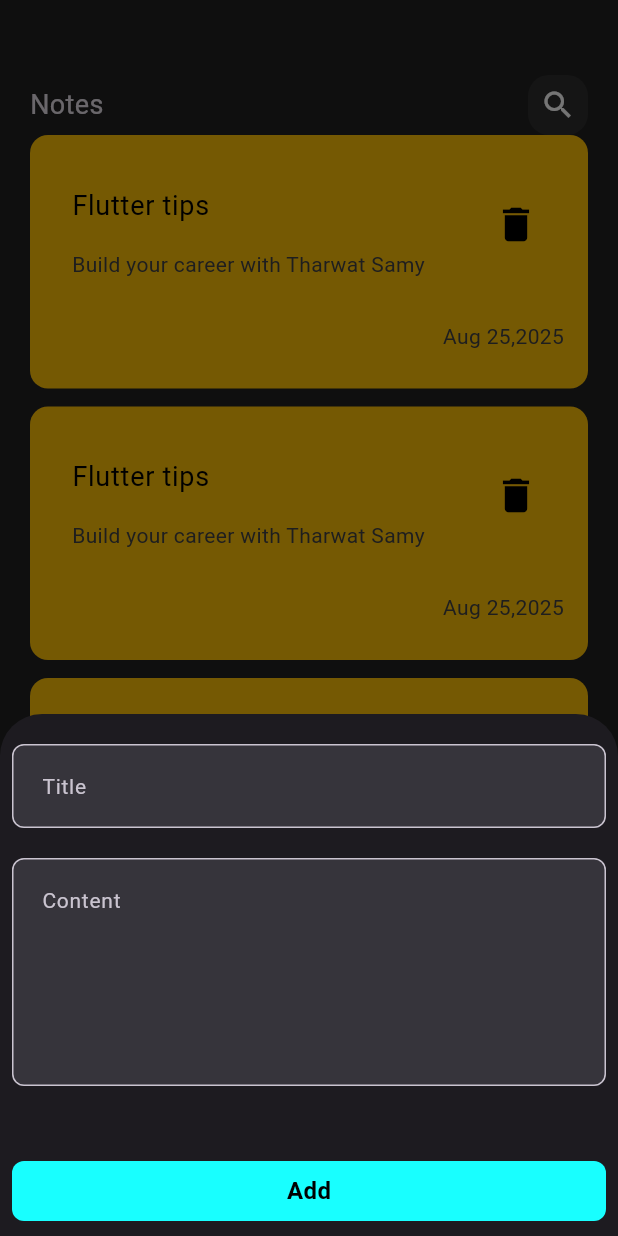
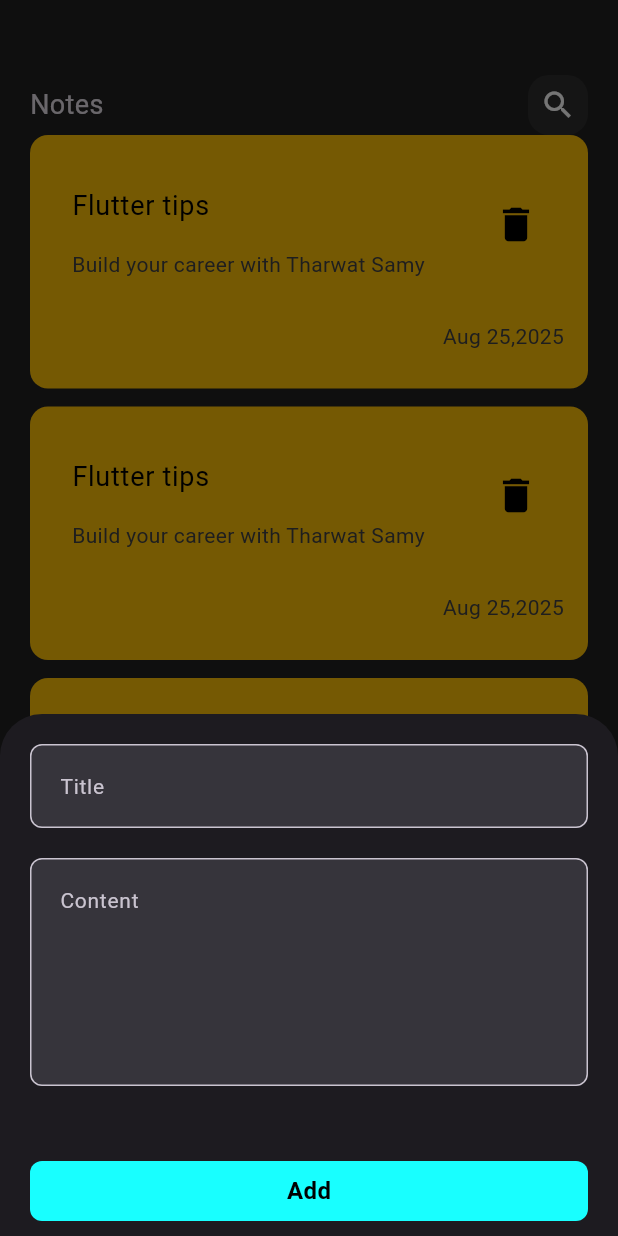
Before and after one commit to Tamerrmansourr/NotesApp, a Flutter app: the screen it shows after launch, after a tap on the "add" icon, on a phone screen of 412 x 824 dp. Run offline on Flutter 3.47's test engine with Material 3 defaults, Android fonts, the phone set to English and light mode, and no system bars.

```diff
--- a/lib/widgets/add_note_bottom_sheet.dart
+++ b/lib/widgets/add_note_bottom_sheet.dart
@@ -9,8 +9,8 @@ class AddNoteBottomSheet extends StatelessWidget {
   Widget build(BuildContext context) {
     return Padding(
       padding: EdgeInsets.only(
-        left: 8,
-        right: 8,
+        left: 20,
+        right: 20,
         bottom: MediaQuery.of(context).viewInsets.bottom,
       ),
       child: SingleChildScrollView(
--- a/lib/widgets/custom_app_bar.dart
+++ b/lib/widgets/custom_app_bar.dart
@@ -2,9 +2,9 @@ import 'package:flutter/material.dart';
 import 'package:notes_app/widgets/custom_icon.dart';
 
 class CustomAppBar extends StatelessWidget {
-  CustomAppBar({super.key, required this.text,required this.icon});
-  String text;
-  Icon icon;
+  const CustomAppBar({super.key, required this.text,required this.icon});
+  final String text;
+  final IconData icon;
   @override
   Widget build(BuildContext context) {
     return Row(
--- a/lib/widgets/custom_button.dart
+++ b/lib/widgets/custom_button.dart
@@ -1,9 +1,9 @@
 import 'package:flutter/material.dart';
 
 class CustomButton extends StatelessWidget {
-  CustomButton({super.key, required this.text, this.onTap});
-  String text;
-  VoidCallback? onTap;
+  const CustomButton({super.key, required this.text, this.onTap});
+  final String text;
+  final VoidCallback? onTap;
   @override
   Widget build(BuildContext context) {
     return GestureDetector(
--- a/lib/widgets/custom_icon.dart
+++ b/lib/widgets/custom_icon.dart
@@ -1,8 +1,8 @@
 import 'package:flutter/material.dart';
 
 class CustomIcon extends StatelessWidget {
-  CustomIcon({super.key, required this.icon});
-  Icon icon;
+  const CustomIcon({super.key, required this.icon});
+  final IconData icon;
   @override
   Widget build(BuildContext context) {
     return Container(
@@ -12,7 +12,7 @@ class CustomIcon extends StatelessWidget {
         color: const Color(0xFF2E2E2E),
         borderRadius: BorderRadius.all(Radius.circular(14)),
       ),
-      child: icon,
+      child: Icon(icon),
     );
   }
 }
--- a/lib/widgets/custom_notes_item.dart
+++ b/lib/widgets/custom_notes_item.dart
@@ -1,14 +1,13 @@
 import 'package:flutter/material.dart';
-import 'package:notes_app/widgets/edit_notes_view_body.dart';
 
 class CustomNotesItem extends StatelessWidget {
-  CustomNotesItem({
+  const CustomNotesItem({
     super.key,
     required this.title,
     required this.desc,
     required this.date,
   });
-  String title, desc, date;
+  final String title, desc, date;
   @override
   Widget build(BuildContext context) {
     return Container(
--- a/lib/widgets/edit_notes_view_body.dart
+++ b/lib/widgets/edit_notes_view_body.dart
@@ -13,7 +13,7 @@ class EditNotesViewBody extends StatelessWidget {
         child: Column(
           children: [
             SizedBox(height: 50),
-            CustomAppBar(text: 'Edit Note', icon: Icon(Icons.check)),
+            CustomAppBar(text: 'Edit Note', icon: Icons.check),
             SizedBox(height: 20),
             CustomTextFormField(hintText: 'Title'),
             SizedBox(height: 20),
--- a/lib/widgets/notes_view_body.dart
+++ b/lib/widgets/notes_view_body.dart
@@ -12,7 +12,7 @@ class NotesViewBody extends StatelessWidget {
       child: Column(
         children: [
           SizedBox(height: 50),
-          CustomAppBar(text: 'Notes',icon: Icon(Icons.search),),
+          CustomAppBar(text: 'Notes',icon: Icons.search,),
           Expanded(child: NotesListView()),
         ],
       ),
```
